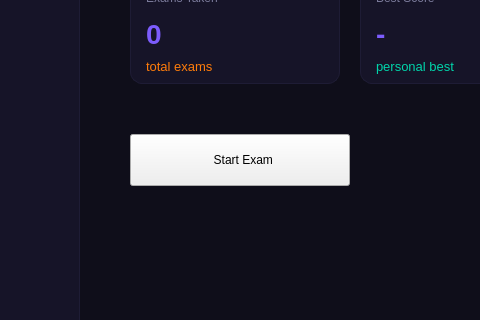
First picture: the form in src/ui/home/home.ui, repository DIDimov24/Aethera, before the edit; both pictures show x 120 to 600 and y 206 to 526 of the 1000 by 750 pixel window.
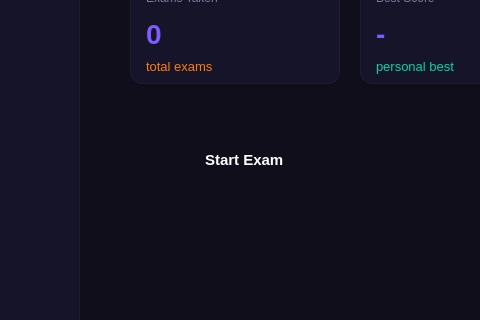
Second picture: the form after the edit. Icons and pictures are not drawn.

Commit message: Refactor exam and sidebar code from home, close #7

What changed in the file:
```diff
--- a/src/ui/home/home.ui
+++ b/src/ui/home/home.ui
@@ -69,6 +69,70 @@
     font-size: 28px;
     font-weight: bold;
 }
+QPushButton#buttonStartExam {
+    background: qlineargradient(x1:0, y1:0, x2:1, y2:0,
+                    stop:0 #7C5CFC, stop:1 #00D4AA);
+    color: #FFFFFF;
+    font-size: 15px;
+    font-weight: 700;
+    border: none;
+    border-radius: 12px;
+    padding: 14px 36px;
+}
+QPushButton#buttonStartExam:hover {
+    background: qlineargradient(x1:0, y1:0, x2:1, y2:0,
+                    stop:0 #9575FF, stop:1 #00EFC0);
+}
+QPushButton#buttonStartExam:pressed {
+    background: qlineargradient(x1:0, y1:0, x2:1, y2:0,
+                    stop:0 #6040e0, stop:1 #00b890);
+}
+QPushButton#buttonNext,
+QPushButton#buttonRetry {
+    background: qlineargradient(x1:0, y1:0, x2:1, y2:0,
+                    stop:0 #7C5CFC, stop:1 #00D4AA);
+    color: #FFFFFF;
+    font-size: 14px;
+    font-weight: 700;
+    border: none;
+    border-radius: 10px;
+    padding: 12px 28px;
+}
+QPushButton#buttonNext:hover,
+QPushButton#buttonRetry:hover {
+    background: qlineargradient(x1:0, y1:0, x2:1, y2:0,
+                    stop:0 #9575FF, stop:1 #00EFC0);
+}
+QPushButton#buttonNext:disabled,
+QPushButton#buttonRetry:disabled {
+    background-color: #252340;
+    color: #4a4a6a;
+}
+QPushButton#buttonBackHome {
+    background-color: transparent;
+    color: #7a7a9a;
+    font-size: 14px;
+    font-weight: 500;
+    border: 1px solid #2e2c50;
+    border-radius: 10px;
+    padding: 12px 28px;
+}
+QPushButton#buttonBackHome:hover {
+    background-color: #1e1c35;
+    color: #E8E8F0;
+    border-color: #7C5CFC;
+}
+QProgressBar#progressBar {
+    background-color: #1e1c35;
+    border: none;
+    border-radius: 4px;
+    max-height: 6px;
+}
+QProgressBar#progressBar::chunk {
+    background: qlineargradient(x1:0, y1:0, x2:1, y2:0,
+                    stop:0 #7C5CFC, stop:1 #00D4AA);
+    border-radius: 4px;
+}
 QLabel#labelCardUnit1 {
     color: #FF7C0A;
     font-size: 13px;
```
Left out of the diff: 8 changed lines with no effect on the pictures. The commit also changes 10 other files.
